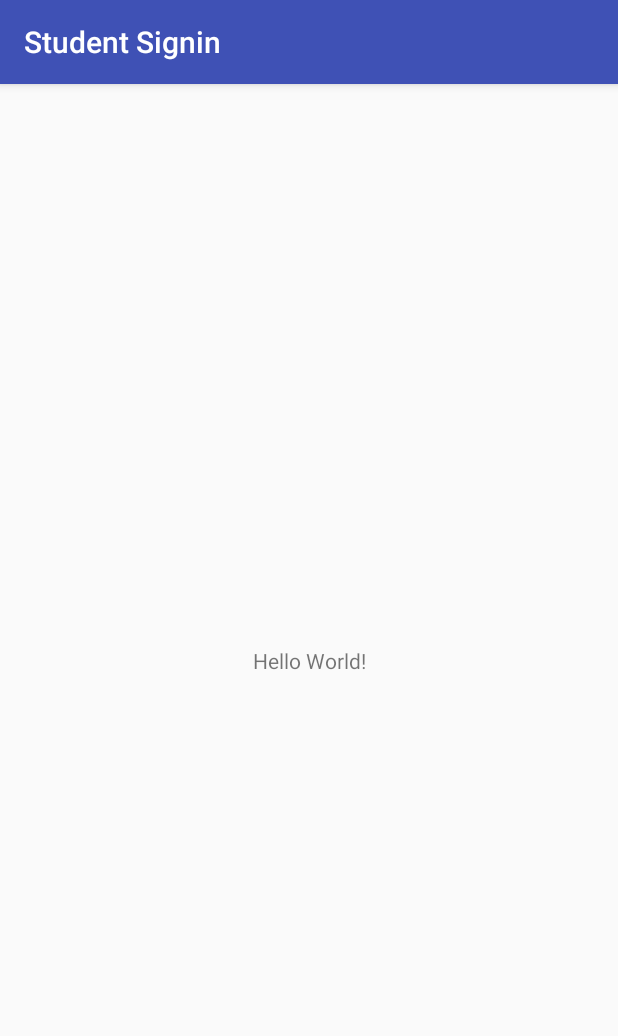
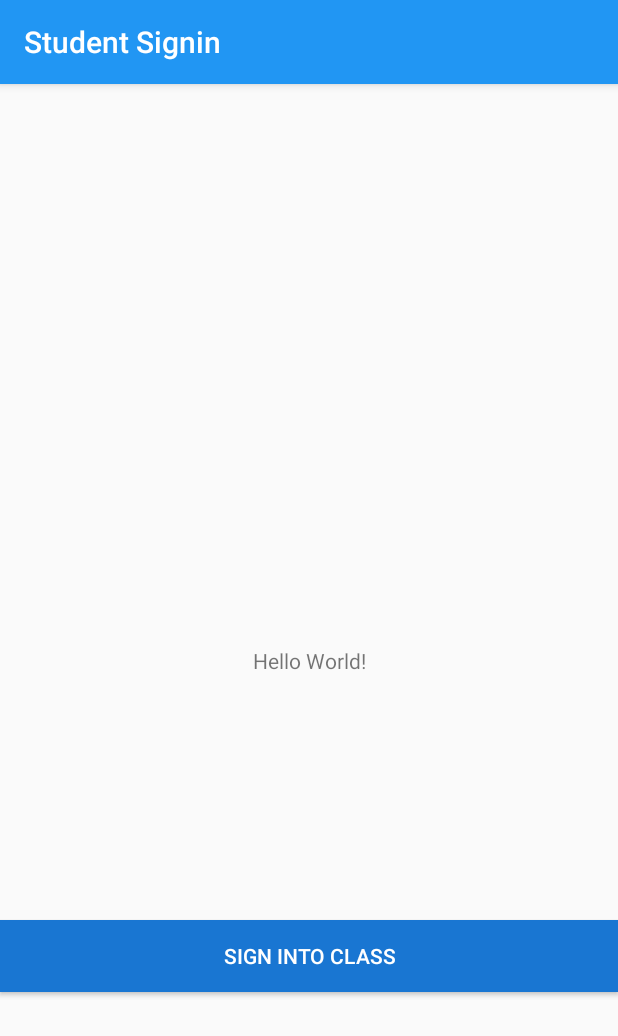
Before and after one commit to lawrence254/AutoSign, an Android app: the screen it shows after launch (MainActivity), on a phone screen of 412 x 824 dp. Shown: the top 1036 px of the screen. Run offline under Robolectric (Android 15) with nearby library versions, the phone set to English and light mode, and no system bars; our stand-ins replace ButterKnife; 1 statement that could not run was skipped.

```diff
--- a/app/src/main/java/com/lawrence254/autosign/MainActivity.java
+++ b/app/src/main/java/com/lawrence254/autosign/MainActivity.java
@@ -32,6 +32,7 @@ public class MainActivity extends AppCompatActivity  implements GoogleApiClient.
     public static final String STRATEGY= "P2P_STAR";
 
     GoogleApiClient mGoogleApiClient;
+    private String endpoint;
 
     private PayloadCallback mPayloadCallback = new PayloadCallback() {
         @Override
@@ -47,7 +48,7 @@ public class MainActivity extends AppCompatActivity  implements GoogleApiClient.
             new ConnectionLifecycleCallback() {
                 @Override
                 public void onConnectionInitiated(String endpointId, ConnectionInfo connectionInfo) {
-                    String endpoint = endpointId;
+                   endpoint = endpointId;
 
 //                    PayloadCallback mPayloadCallback = null;
                     Nearby.Connections.acceptConnection(mGoogleApiClient, endpointId, mPayloadCallback)
@@ -56,6 +57,7 @@ public class MainActivity extends AppCompatActivity  implements GoogleApiClient.
                                 public void onResult(@NonNull com.google.android.gms.common.api.Status status) {
                                     if( status.isSuccess() ) {
                                         //Connection accepted
+                                        Log.e("Test", "connected");
                                     }
                                 }
                             });
--- a/studentsignin/src/main/java/com/lawrence254/studentsignin/MainActivity.java
+++ b/studentsignin/src/main/java/com/lawrence254/studentsignin/MainActivity.java
@@ -5,6 +5,9 @@ import android.support.annotation.Nullable;
 import android.support.v7.app.AppCompatActivity;
 import android.os.Bundle;
 import android.util.Log;
+import android.view.View;
+import android.widget.Button;
+import android.widget.TextView;
 
 import com.google.android.gms.common.ConnectionResult;
 import com.google.android.gms.common.api.GoogleApiClient;
@@ -22,7 +25,22 @@ import com.google.android.gms.nearby.connection.PayloadCallback;
 import com.google.android.gms.nearby.connection.PayloadTransferUpdate;
 import com.google.android.gms.nearby.connection.Strategy;
 
-public class MainActivity extends AppCompatActivity implements GoogleApiClient.OnConnectionFailedListener, GoogleApiClient.ConnectionCallbacks {
+import java.io.ByteArrayOutputStream;
+import java.io.IOException;
+import java.io.ObjectOutputStream;
+import java.text.SimpleDateFormat;
+import java.util.ArrayList;
+import java.util.Calendar;
+import java.util.HashMap;
+import java.util.List;
+import java.util.Map;
+
+import butterknife.BindView;
+import butterknife.ButterKnife;
+
+public class MainActivity extends AppCompatActivity implements GoogleApiClient.OnConnectionFailedListener, GoogleApiClient.ConnectionCallbacks, View.OnClickListener {
+    @BindView(R.id.signclass)Button mSclass;
+    @BindView(R.id.timedisp)TextView mTime;
     public static final String SERVICE_ID="MC9-ANDROID";
 
     GoogleApiClient mGoogleApiClient;
@@ -89,11 +107,13 @@ public class MainActivity extends AppCompatActivity implements GoogleApiClient.O
     protected void onCreate(Bundle savedInstanceState) {
         super.onCreate(savedInstanceState);
         setContentView(R.layout.activity_main);
+        ButterKnife.bind(this);
         mGoogleApiClient = new GoogleApiClient
                 .Builder(this, this, this)
                 .addApi(Nearby.CONNECTIONS_API)
                 .enableAutoManage(this, this)
                 .build();
+        mSclass.setOnClickListener(this);
     }
 
     public void startDiscovery(){
@@ -102,7 +122,22 @@ public class MainActivity extends AppCompatActivity implements GoogleApiClient.O
                 SERVICE_ID,
                 endpointDiscoveryCallback,
                 new DiscoveryOptions(Strategy.P2P_STAR)
+//                new DiscoveryOptions(Strategy.P2P_STAR)
         );
+    }
+
+    public void sendPayload(View v) {
+//        String text = mEditText.getText().toString();
+//        addText(text);
+//        mEditText.setText("");
+//        Calendar calendar = Calendar.getInstance();
+//        SimpleDateFormat mdformat = new SimpleDateFormat("yyyy / MM / dd ");
+//        SimpleDateFormat tmformar = new SimpleDateFormat("HH:mm");
+//
+//        String time = tmformar.format(calendar.getTime());
+//        String date = mdformat.format(calendar.getTime());
+//
+//        Nearby.Connections.sendPayload(mGoogleApiClient, mEndpoint, Payload.fromBytes(time.getBytes()));
     }
 
     @Override
@@ -122,11 +157,24 @@ public class MainActivity extends AppCompatActivity implements GoogleApiClient.O
     @Override
     protected void onDestroy() {
         super.onDestroy();
-        Nearby.Connections.disconnectFromEndpoint(mGoogleApiClient, mEndpoint);
+        Nearby.getConnectionsClient(getApplicationContext()).disconnectFromEndpoint(mEndpoint);
     }
 
     @Override
     public void onPointerCaptureChanged(boolean hasCapture) {
 
     }
+
+    @Override
+    public void onClick(View v) {
+        Calendar calendar = Calendar.getInstance();
+        SimpleDateFormat mdformat = new SimpleDateFormat("yyyy / MM / dd ");
+        SimpleDateFormat tmformar = new SimpleDateFormat("HH:mm");
+
+        String time = tmformar.format(calendar.getTime());
+        String date = mdformat.format(calendar.getTime());
+        mTime.setText(time);
+        Nearby.Connections.sendPayload(mGoogleApiClient, mEndpoint, Payload.fromBytes(time.getBytes()));
+//        Log.d("Payload", "Sent: "+Payload.fromBytes(time.getBytes()));
+    }
 }
--- a/studentsignin/src/main/res/layout/activity_main.xml
+++ b/studentsignin/src/main/res/layout/activity_main.xml
@@ -10,9 +10,21 @@
         android:layout_width="wrap_content"
         android:layout_height="wrap_content"
         android:text="Hello World!"
+        android:id="@+id/timedisp"
         app:layout_constraintBottom_toBottomOf="parent"
         app:layout_constraintLeft_toLeftOf="parent"
         app:layout_constraintRight_toRightOf="parent"
         app:layout_constraintTop_toTopOf="parent" />
 
+    <Button
+        android:layout_width="match_parent"
+        android:layout_height="wrap_content"
+        android:id="@+id/signclass"
+        android:text="Sign Into Class"
+        android:background="@color/colorPrimaryDark"
+        android:textColor="@color/secondaryTextColor"
+        app:layout_constraintBottom_toBottomOf="parent"
+        app:layout_constraintTop_toBottomOf="@+id/timedisp"/>
+
+
 </android.support.constraint.ConstraintLayout>
--- a/studentsignin/src/main/res/values/colors.xml
+++ b/studentsignin/src/main/res/values/colors.xml
@@ -1,6 +1,10 @@
 <?xml version="1.0" encoding="utf-8"?>
 <resources>
-    <color name="colorPrimary">#3F51B5</color>
-    <color name="colorPrimaryDark">#303F9F</color>
-    <color name="colorAccent">#FF4081</color>
+    <color name="colorPrimary">#2196F3</color>
+    <color name="colorPrimaryDark">#1976D2</color>
+    <color name="colorAccent">#FFC107</color>
+    <color name="colorPrimaryLight">#BBDEFB</color>
+    <color name="colorPrimaryText">#212121</color>
+    <color name="secondaryTextColor">#FFFFFF</color>
+    <color name="colorDivider">#BDBDBD</color>
 </resources>
```
Also changed, not shown: studentsignin/src/main/AndroidManifest.xml (+7 -0 lines).
